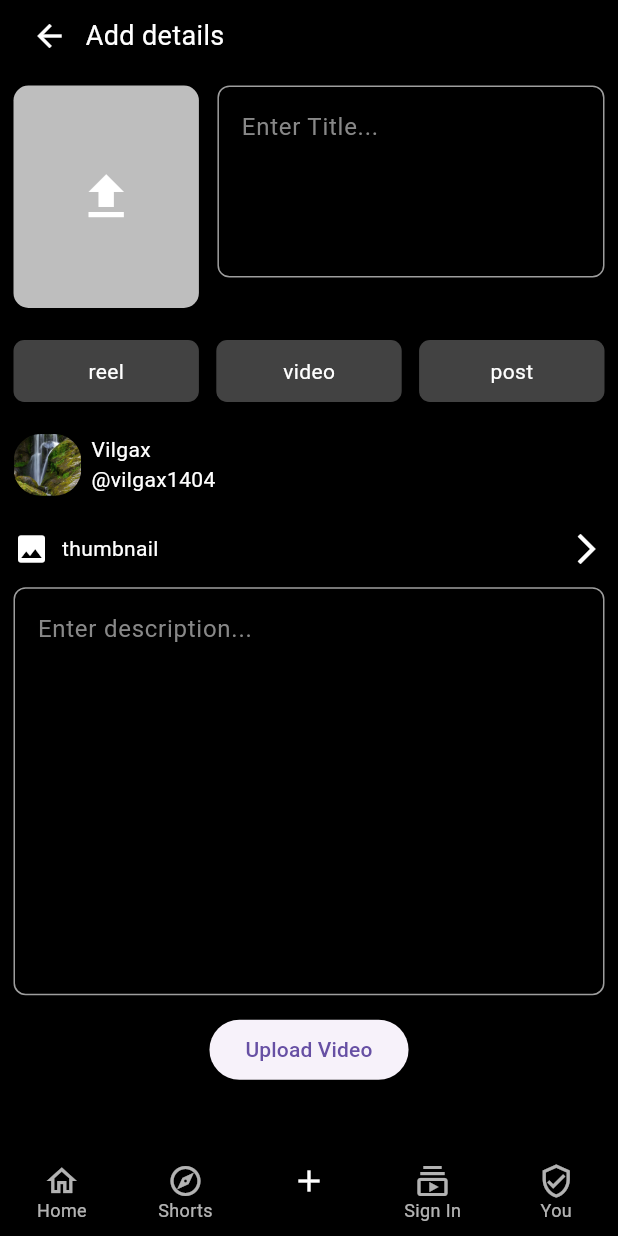
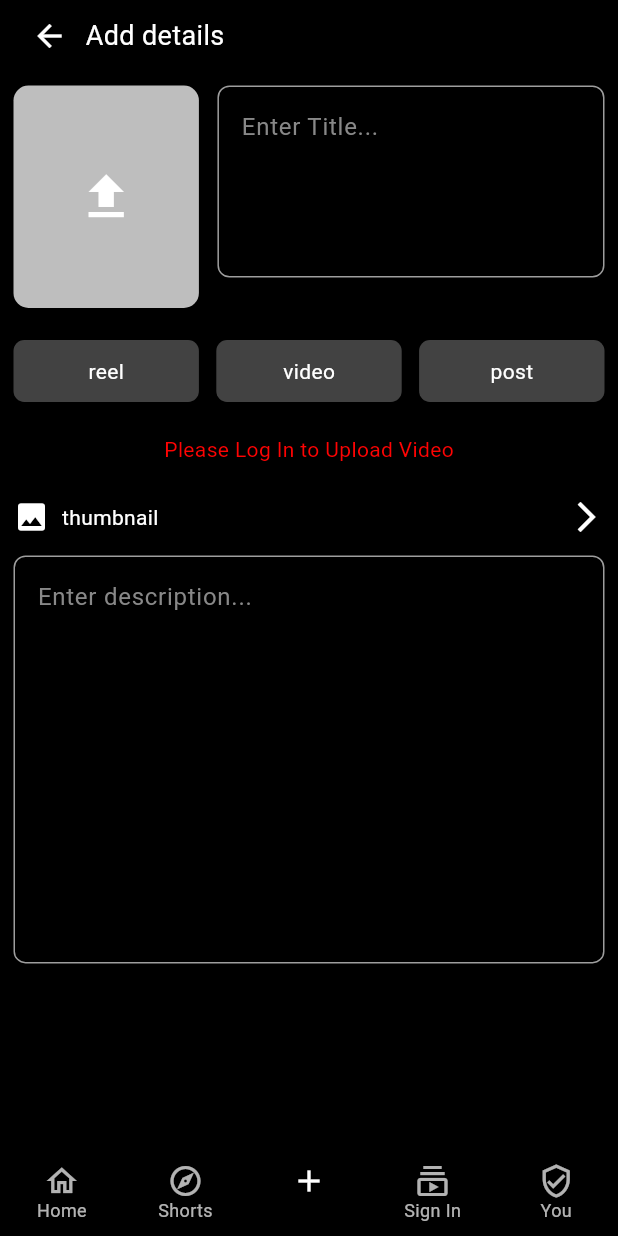
Before and after one commit to vishesh-tanwar/streamix-frontend, a Flutter app: the screen it shows after launch, item 3 of the bottom bar chosen, on a phone screen of 412 x 824 dp. Run offline on Flutter 3.47's test engine with Material 3 defaults, Android fonts, the phone set to English and light mode, and no system bars; our stand-ins replace file_picker, firebase_core, flutter_riverpod, google_sign_in, video_player; accounts and stored records are empty; network calls fail.

Commit message:
upload video screen logic improve

```diff
--- a/lib/src/screens/create_video_screen.dart
+++ b/lib/src/screens/create_video_screen.dart
@@ -25,6 +25,7 @@ class CreateVideoScreen extends ConsumerWidget {
   Widget build(BuildContext context, WidgetRef ref) {
     final uploadState = ref.watch(uploadProvider);
     final uploadNotifier = ref.read(uploadProvider.notifier);
+    final user = ref.watch(userProvider);
 
     return SafeArea(
       child: Scaffold(
@@ -148,7 +149,8 @@ class CreateVideoScreen extends ConsumerWidget {
                                     ));
                               })),
                           SizedBox(height: Scale.screenHeight * 0.026),
-                          Row(
+                          user.isLoggedIn
+                              ? Row(
                                   children: [
                                     Container(
                                       width: Scale.screenWidth * 0.11,
@@ -156,23 +158,32 @@ class CreateVideoScreen extends ConsumerWidget {
                                       decoration: BoxDecoration(
                                         borderRadius:
                                             BorderRadius.circular(20.toScale),
-                                  image: const DecorationImage(
-                                    image: AssetImage(AppIcons.reel2),
+                                        image: DecorationImage(
+                                          image: NetworkImage(user.photo),
                                           fit: BoxFit.cover,
                                         ),
                                       ),
                                     ),
                                     SizedBox(width: Scale.screenWidth * 0.016),
                                     Column(
-                                crossAxisAlignment: CrossAxisAlignment.start,
-                                children: const [
-                                  Text('Vilgax',
-                                      style: TextStyle(color: Colors.white)),
-                                  Text("@vilgax1404",
-                                      style: TextStyle(color: Colors.white)),
+                                      crossAxisAlignment:
+                                          CrossAxisAlignment.start,
+                                      children: [
+                                        Text(user.name,
+                                            style:
+                                                TextStyle(color: Colors.white)),
+                                        Text(user.handle,
+                                            style:
+                                                TextStyle(color: Colors.white)),
                                       ],
                                     ),
                                   ],
+                                )
+                              : Text(
+                                  "Please Log In to Upload Video",
+                                  style: TextStyle(
+                                      color:
+                                          const Color.fromARGB(255, 255, 3, 3)),
                                 ),
                           SizedBox(height: Scale.screenHeight * 0.012),
                           Column(
@@ -239,10 +250,10 @@ class CreateVideoScreen extends ConsumerWidget {
                             ],
                           ),
                           SizedBox(height: Scale.screenHeight * 0.015),
+                          if (user.isLoggedIn)
                             ElevatedButton(
-                            onPressed: uploadState.isUploading
-                                ? null
-                                : () => uploadNotifier.uploadVideo(context),
+                              onPressed: () =>
+                                  uploadNotifier.uploadVideo(context),
                               child: uploadState.isUploading
                                   ? const CircularProgressIndicator(
                                       color: Colors.white)
--- a/lib/src/widgets/profile_header.dart
+++ b/lib/src/widgets/profile_header.dart
@@ -1,6 +1,5 @@
 import 'package:flutter/material.dart';
 import 'package:flutter_riverpod/flutter_riverpod.dart';
-import 'package:project/src/assets/icons.dart';
 import 'package:project/src/providers/user_provider.dart';
 import 'package:project/src/utils/scale.dart';
 
```
Also changed, not shown: 4 other files. Lines whose indentation alone changed are shown as unchanged.
